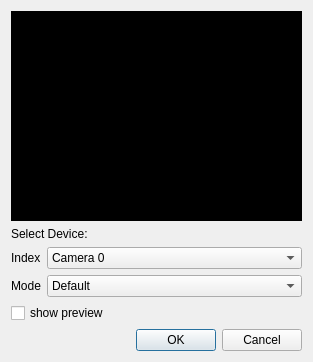
Qt form src/CameraDialog.ui (markus-wa/glmixer-mirror) before a commit.
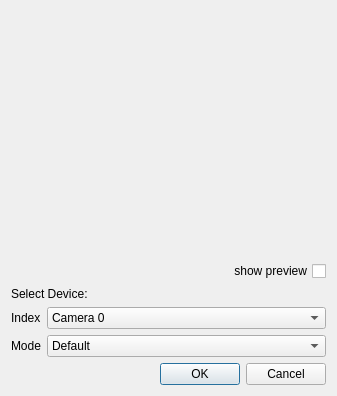
The same form after that commit. Icons and pictures are not drawn.

Commit message: Improving visual appearance of GUI under OSX.

Diff of the .ui file:
```diff
--- a/src/CameraDialog.ui
+++ b/src/CameraDialog.ui
@@ -9,8 +9,8 @@
    <rect>
     <x>0</x>
     <y>0</y>
-    <width>313</width>
-    <height>362</height>
+    <width>337</width>
+    <height>396</height>
    </rect>
   </property>
   <property name="windowTitle">
@@ -33,8 +33,7 @@
       </sizepolicy>
      </property>
      <property name="styleSheet">
-      <string notr="true">background-color: rgb(0, 0, 0);
-color: rgb(255, 255, 255);</string>
+      <string notr="true"/>
      </property>
      <property name="frameShape">
       <enum>QFrame::NoFrame</enum>
@@ -50,6 +49,16 @@
      </property>
     </widget>
    </item>
+   <item>
+    <widget class="QCheckBox" name="showPreview">
+     <property name="layoutDirection">
+      <enum>Qt::RightToLeft</enum>
+     </property>
+     <property name="text">
+      <string>show preview</string>
+     </property>
+    </widget>
+   </item>
    <item>
     <widget class="QLabel" name="label_3">
      <property name="text">
@@ -124,13 +133,6 @@
      </item>
     </layout>
    </item>
-   <item>
-    <widget class="QCheckBox" name="showPreview">
-     <property name="text">
-      <string>show preview</string>
-     </property>
-    </widget>
-   </item>
    <item>
     <widget class="QDialogButtonBox" name="validationButtonBox">
      <property name="orientation">
```
Left out of the diff: 2 changed lines with no effect on the pictures. The commit also changes 5 other files.
